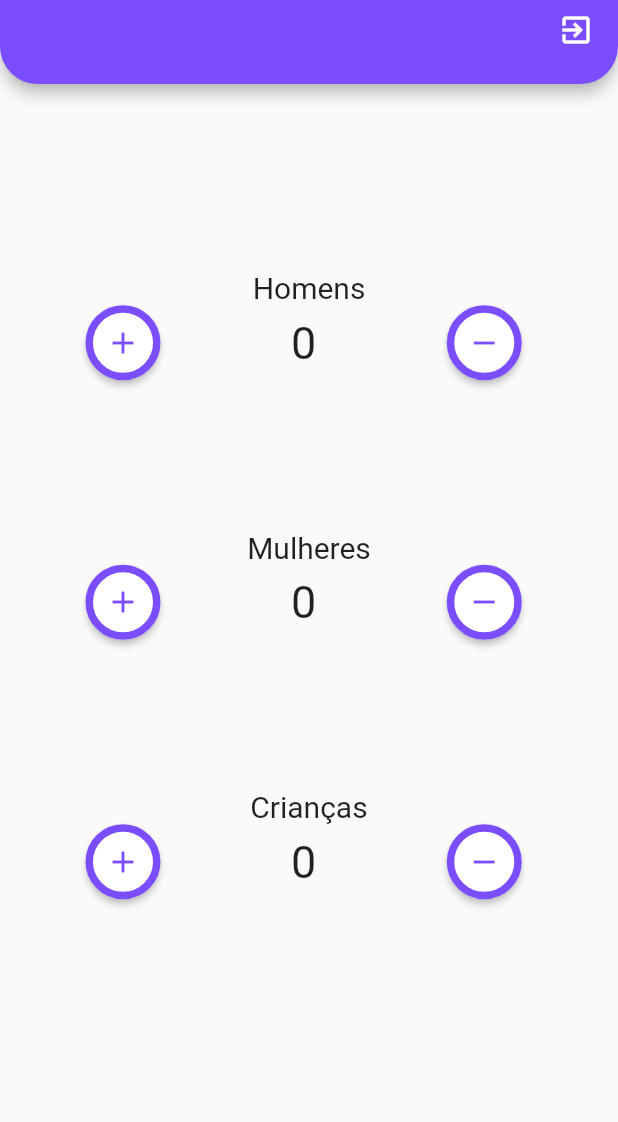
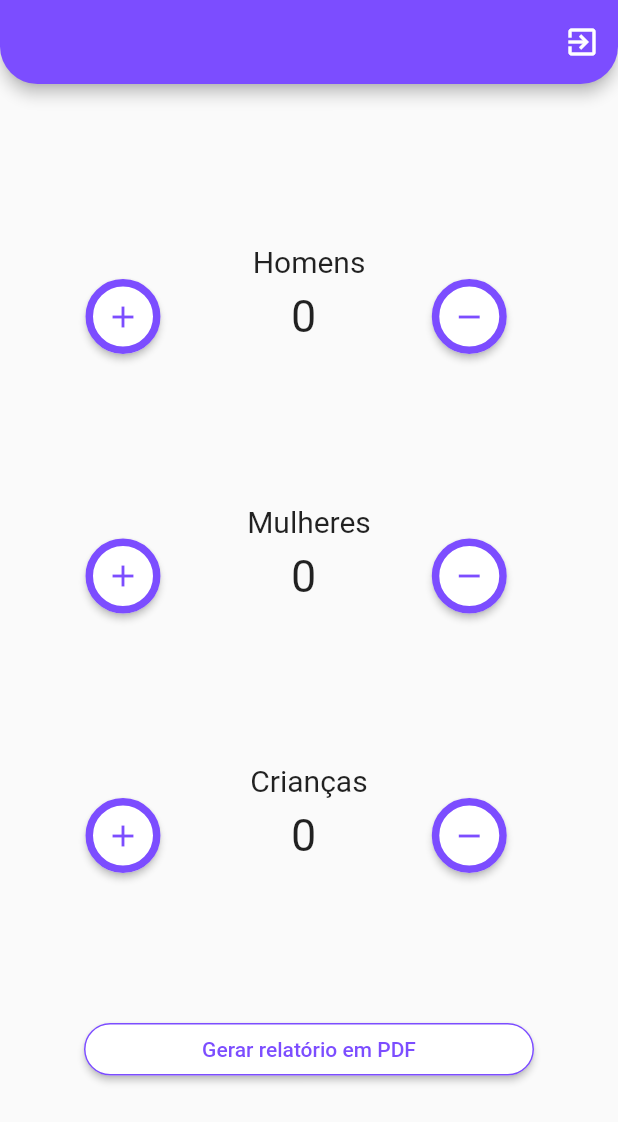
Before and after one commit to Mthws167/TargetControl, a Flutter app: the screen it shows once a user with an empty profile is signed in, on a phone screen of 412 x 824 dp. Shown: the top 1122 px of the screen. Run offline on Flutter 3.47's test engine with Material 2 defaults, Android fonts, the phone set to English and light mode, and no system bars; our stand-ins replace email_validator, firebase_auth, firebase_core, firebase_database, fluttertoast, open_file; missing offline and left inert: cloud_firestore_web, firebase_auth_web, firebase_core_web, firebase_database_web; accounts and stored records are empty.

Commit message:
criando função para gerar relatóio em PDF

```diff
--- a/lib/screens/screen-counter/counter.dart
+++ b/lib/screens/screen-counter/counter.dart
@@ -4,15 +4,19 @@ import 'package:firebase_auth/firebase_auth.dart';
 import 'package:firebase_database/firebase_database.dart';
 import 'package:flutter/material.dart';
 
+import '../../utils/pdf.dart';
+
 
 class Counter extends StatelessWidget {
-  const Counter({Key? key}) : super(key: key);
+  final user = FirebaseAuth.instance.currentUser!;
+  Counter({Key? key}) : super(key: key);
 
   @override
   Widget build(BuildContext context) => WillPopScope(
       onWillPop: () async => false,
       child: Scaffold(
         appBar: AppBar(
+          title: Text(user.email!),
           backgroundColor: Colors.deepPurpleAccent,
           shape: const RoundedRectangleBorder(
             borderRadius: BorderRadius.vertical(
@@ -21,11 +25,12 @@ class Counter extends StatelessWidget {
           ),
           actions: [
             IconButton(
-                alignment: Alignment.topLeft,
+                alignment: Alignment.center,
                 icon: Icon(Icons.exit_to_app_outlined),
-                onPressed: (){
+                onPressed: () {
                   FirebaseAuth.instance.signOut();
-                })],
+                })
+          ],
         ),
         body: Center(
           child: Column(
@@ -193,7 +198,7 @@ class _ProgressState extends State<ProgressBar> {
                 style: const TextStyle(fontSize: 30),
               ),
               Container(
-                padding: const EdgeInsets.fromLTRB(80, 0, 0, 0),
+                padding: const EdgeInsets.fromLTRB(70, 0, 0, 0),
                 child: ElevatedButton(
                   style: ElevatedButton.styleFrom(
                       fixedSize: const Size(50, 50),
@@ -244,7 +249,7 @@ class _ProgressState extends State<ProgressBar> {
                 style: const TextStyle(fontSize: 30),
               ),
               Container(
-                padding: const EdgeInsets.fromLTRB(80, 0, 0, 0),
+                padding: const EdgeInsets.fromLTRB(70, 0, 0, 0),
                 child: ElevatedButton(
                   style: ElevatedButton.styleFrom(
                       fixedSize: const Size(50, 50),
@@ -295,7 +300,7 @@ class _ProgressState extends State<ProgressBar> {
                 style: const TextStyle(fontSize: 30),
               ),
               Container(
-                padding: const EdgeInsets.fromLTRB(80, 0, 0, 0),
+                padding: const EdgeInsets.fromLTRB(70, 0, 0, 0),
                 child: ElevatedButton(
                   style: ElevatedButton.styleFrom(
                       fixedSize: const Size(50, 50),
@@ -313,7 +318,29 @@ class _ProgressState extends State<ProgressBar> {
                 ),
               ),
             ])),
+        Container(
+          width: 300,
+          height: 35,
+          child: ElevatedButton(
+            child: const Text('Gerar relatório em PDF',
+                style: TextStyle(
+                  color: Colors.deepPurpleAccent,
+                )),
+
+            style: ButtonStyle(
+                backgroundColor: MaterialStateProperty.all<Color>(Colors.white),
+                shape: MaterialStateProperty.all<RoundedRectangleBorder>(
+                    RoundedRectangleBorder(
+                        borderRadius: BorderRadius.circular(20.0),
+                        side: BorderSide(color: Colors.deepPurpleAccent)))),
+            onPressed: () async{
+            final pdfFile = await PdfApi.generateTable();
+            PdfApi.openFile(pdfFile);
+            },
+          ),
+        ),
       ],
     );
   }
+
 }
--- a/pubspec.yaml
+++ b/pubspec.yaml
@@ -40,7 +40,9 @@ dependencies:
   cloud_firestore:
   firebase_auth:
   email_validator:
-  charts_flutter:
+  pdf:
+  path_provider:
+  open_file: ^3.2.1
 
 
 dev_dependencies:
```
Also changed, not shown: lib/utils/pdf.dart (added, +71 -0 lines), pubspec.lock, 1 other file.
